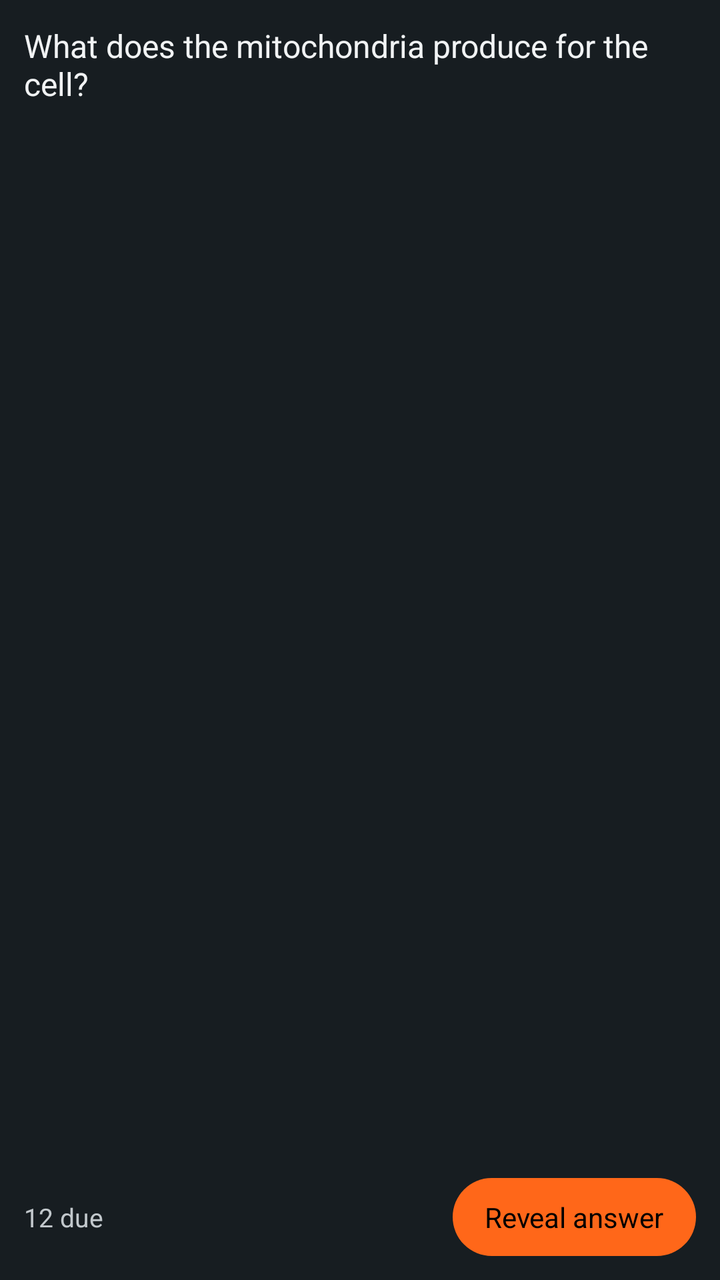
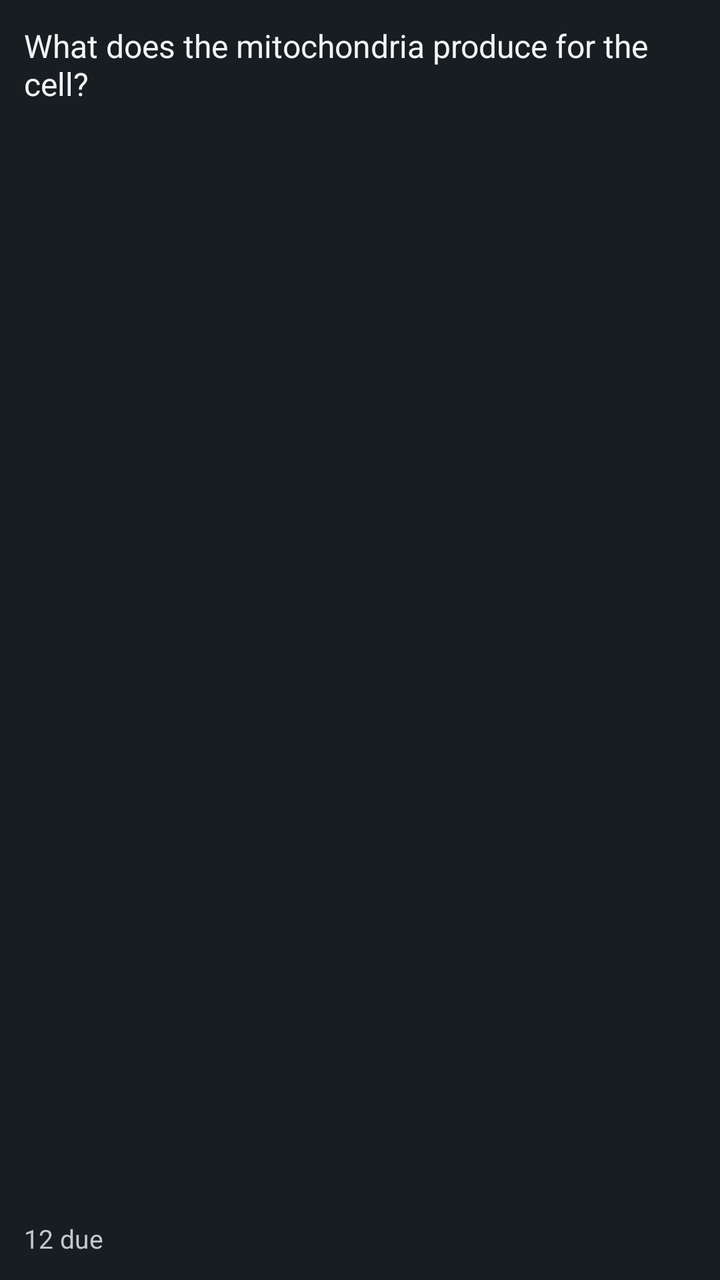

The first picture is an Android layout as it rendered before a commit; the second is the same layout after the commit. The layout source and the unified diff follow.
<!-- AndroidManifest.xml: application theme Theme.FlashcardsOpenSourceApp -->
<!-- res/layout/question_widget_preview.xml -->
<?xml version="1.0" encoding="utf-8"?>
<LinearLayout xmlns:android="http://schemas.android.com/apk/res/android"
    xmlns:tools="http://schemas.android.com/tools"
    android:id="@android:id/background"
    android:layout_width="match_parent"
    android:layout_height="match_parent"
    android:background="@color/review_widget_background"
    android:orientation="vertical"
    android:padding="12dp"
    tools:ignore="Overdraw">

    <TextView
        android:layout_width="wrap_content"
        android:layout_height="wrap_content"
        android:maxLines="3"
        android:text="@string/review_widget_preview_question"
        android:textColor="@color/review_widget_on_surface"
        android:textSize="16sp" />

    
    <FrameLayout
        android:layout_width="match_parent"
        android:layout_height="0dp"
        android:layout_weight="1"
        tools:ignore="UselessLeaf" />

    <LinearLayout
        android:layout_width="match_parent"
        android:layout_height="wrap_content"
        android:gravity="center_vertical"
        android:orientation="horizontal">

        <TextView
            android:layout_width="0dp"
            android:layout_height="wrap_content"
            android:layout_weight="1"
            android:maxLines="1"
            android:text="@string/question_widget_preview_due"
            android:textColor="@color/review_widget_on_surface_variant"
            android:textSize="13sp" />

        <TextView
            android:layout_width="wrap_content"
            android:layout_height="wrap_content"
            android:background="@drawable/question_widget_preview_button"
            android:maxLines="1"
            android:paddingHorizontal="16dp"
            android:paddingVertical="10dp"
            android:text="@string/widget_reveal_answer"
            android:textColor="@android:color/black"
            android:textSize="14sp" />
    </LinearLayout>
</LinearLayout>
<!-- resources referenced by this layout -->
<resources>
  <color name="review_widget_background">#171D21</color>
  <color name="review_widget_on_surface">#F1F3F4</color>
  <color name="review_widget_on_surface_variant">#C2C8CC</color>
  <!-- drawable question_widget_preview_button (drawable) -->
  <?xml version="1.0" encoding="utf-8"?>
  <shape xmlns:android="http://schemas.android.com/apk/res/android"
      android:shape="rectangle">
      <solid android:color="@color/review_widget_primary" />
      <corners android:radius="20dp" />
  </shape>
  <string name="question_widget_preview_due">12 due</string>
  <string name="review_widget_preview_question">What does the mitochondria produce for the cell?</string>
  <string name="widget_reveal_answer">Reveal answer</string>
  <style name="Theme.FlashcardsOpenSourceApp" parent="@android:style/Theme.DeviceDefault.NoActionBar">
          <item name="android:windowBackground">@color/launch_background</item>
          <item name="android:windowLightStatusBar">false</item>
          <item name="android:windowLightNavigationBar">false</item>
      </style>
  <color name="review_widget_primary">#FF6719</color>
  <color name="launch_background">#101417</color>
</resources>

<!-- the commit's change to res/layout/question_widget_preview.xml (unified diff, before → after) -->
@@ -24,30 +24,11 @@
         android:layout_weight="1"
         tools:ignore="UselessLeaf" />
 
-    <LinearLayout
-        android:layout_width="match_parent"
+    <TextView
+        android:layout_width="wrap_content"
         android:layout_height="wrap_content"
-        android:gravity="center_vertical"
-        android:orientation="horizontal">
-
-        <TextView
-            android:layout_width="0dp"
-            android:layout_height="wrap_content"
-            android:layout_weight="1"
-            android:maxLines="1"
-            android:text="@string/question_widget_preview_due"
-            android:textColor="@color/review_widget_on_surface_variant"
-            android:textSize="13sp" />
-
-        <TextView
-            android:layout_width="wrap_content"
-            android:layout_height="wrap_content"
-            android:background="@drawable/question_widget_preview_button"
-            android:maxLines="1"
-            android:paddingHorizontal="16dp"
-            android:paddingVertical="10dp"
-            android:text="@string/widget_reveal_answer"
-            android:textColor="@android:color/black"
-            android:textSize="14sp" />
-    </LinearLayout>
+        android:maxLines="1"
+        android:text="@string/question_widget_preview_due"
+        android:textColor="@color/review_widget_on_surface_variant"
+        android:textSize="13sp" />
 </LinearLayout>
<!-- resource entries referenced after the edit -->
@@ -3,22 +3,13 @@
   <color name="review_widget_background">#171D21</color>
   <color name="review_widget_on_surface">#F1F3F4</color>
   <color name="review_widget_on_surface_variant">#C2C8CC</color>
-  <!-- drawable question_widget_preview_button (drawable) -->
-  <?xml version="1.0" encoding="utf-8"?>
-  <shape xmlns:android="http://schemas.android.com/apk/res/android"
-      android:shape="rectangle">
-      <solid android:color="@color/review_widget_primary" />
-      <corners android:radius="20dp" />
-  </shape>
   <string name="question_widget_preview_due">12 due</string>
   <string name="review_widget_preview_question">What does the mitochondria produce for the cell?</string>
-  <string name="widget_reveal_answer">Reveal answer</string>
   <style name="Theme.FlashcardsOpenSourceApp" parent="@android:style/Theme.DeviceDefault.NoActionBar">
           <item name="android:windowBackground">@color/launch_background</item>
           <item name="android:windowLightStatusBar">false</item>
           <item name="android:windowLightNavigationBar">false</item>
       </style>
-  <color name="review_widget_primary">#FF6719</color>
   <color name="launch_background">#101417</color>
 </resources>
 
